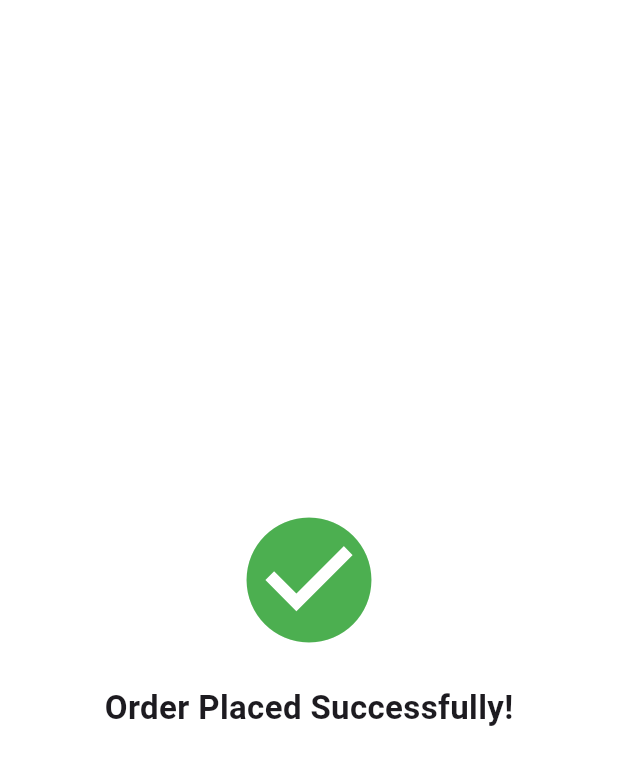
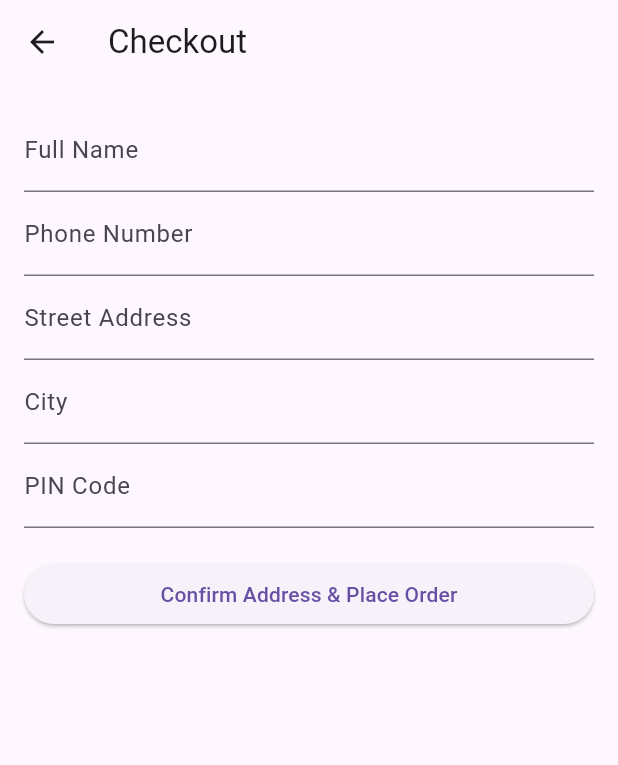
Before and after one commit to Ashutoshgola/food_delivery_app, a Flutter app: the CheckoutScreen screen opened directly, on a phone screen of 412 x 824 dp. Shown: the top 765 px of the screen. Run offline on Flutter 3.47's test engine with Material 3 defaults, Android fonts, the phone set to English and light mode, and no system bars; our stand-ins replace badges, carousel_slider; network calls fail.

Commit message:
Updated address page

```diff
--- a/lib/screens/cart_screen.dart
+++ b/lib/screens/cart_screen.dart
@@ -10,6 +10,7 @@ class CartScreen extends StatefulWidget {
   @override
   State<CartScreen> createState() => _CartScreenState();
 }
+
 
 class _CartScreenState extends State<CartScreen> {
   late List<FoodItem> cartItems;
@@ -130,11 +131,11 @@ class _CartScreenState extends State<CartScreen> {
                         ),
                         child: const Text(
                           'Proceed to Checkout',
-                          style: TextStyle(
+                            style: TextStyle(
                             fontSize: 16,
                             fontWeight: FontWeight.bold,
                             color: Colors.white,
-                          ),
+                          )
                         ),
                       ),
                     ],
--- a/lib/screens/checkout_screen.dart
+++ b/lib/screens/checkout_screen.dart
@@ -1,50 +1,67 @@
 import 'package:flutter/material.dart';
+import 'order_confirmation_screen.dart';
 
 class CheckoutScreen extends StatefulWidget {
+  const CheckoutScreen({super.key});
+
   @override
-  _CheckoutScreenState createState() => _CheckoutScreenState();
+  State<CheckoutScreen> createState() => _CheckoutScreenState();
 }
 
-class _CheckoutScreenState extends State<CheckoutScreen> with SingleTickerProviderStateMixin {
-  late AnimationController _controller;
-  late Animation<double> _animation;
-
-  @override
-  void initState() {
-    super.initState();
-    _controller = AnimationController(
-      duration: const Duration(seconds: 2),
-      vsync: this,
-    );
-    _animation = CurvedAnimation(parent: _controller, curve: Curves.easeInOut);
-    _controller.forward();
-
-    Future.delayed(const Duration(seconds: 3), () {
-      Navigator.of(context).popUntil((route) => route.isFirst);
-    });
-  }
-
-  @override
-  void dispose() {
-    _controller.dispose();
-    super.dispose();
-  }
+class _CheckoutScreenState extends State<CheckoutScreen> {
+  final _formKey = GlobalKey<FormState>();
+  String name = '', phone = '', address = '', city = '', pincode = '';
 
   @override
   Widget build(BuildContext context) {
     return Scaffold(
-      backgroundColor: Colors.white,
-      body: Center(
-        child: FadeTransition(
-          opacity: _animation,
-          child: Column(
-            mainAxisSize: MainAxisSize.min,
+      appBar: AppBar(title: Text("Checkout")),
+      body: Padding(
+        padding: const EdgeInsets.all(16.0),
+        child: Form(
+          key: _formKey,
+          child: ListView(
             children: [
-              Icon(Icons.check_circle, color: Colors.green, size: 100),
-              const SizedBox(height: 20),
-              const Text(
-                'Order Placed Successfully!',
-                style: TextStyle(fontSize: 22, fontWeight: FontWeight.bold),
+              TextFormField(
+                decoration: InputDecoration(labelText: "Full Name"),
+                validator: (val) => val == null || val.isEmpty ? "Required" : null,
+                onSaved: (val) => name = val ?? '',
+              ),
+              TextFormField(
+                decoration: InputDecoration(labelText: "Phone Number"),
+                keyboardType: TextInputType.phone,
+                validator: (val) => val == null || val.length != 10 ? "Enter valid phone" : null,
+                onSaved: (val) => phone = val ?? '',
+              ),
+              TextFormField(
+                decoration: InputDecoration(labelText: "Street Address"),
+                validator: (val) => val == null || val.isEmpty ? "Required" : null,
+                onSaved: (val) => address = val ?? '',
+              ),
+              TextFormField(
+                decoration: InputDecoration(labelText: "City"),
+                validator: (val) => val == null || val.isEmpty ? "Required" : null,
+                onSaved: (val) => city = val ?? '',
+              ),
+              TextFormField(
+                decoration: InputDecoration(labelText: "PIN Code"),
+                keyboardType: TextInputType.number,
+                validator: (val) => val == null || val.length != 6 ? "Enter valid PIN" : null,
+                onSaved: (val) => pincode = val ?? '',
+              ),
+              SizedBox(height: 20),
+              ElevatedButton(
+                child: Text("Confirm Address & Place Order"),
+                onPressed: () {
+                  if (_formKey.currentState?.validate() ?? false) {
+                    _formKey.currentState?.save();
+                    // process address, continue with payment or order confirmation
+                    Navigator.push(
+                      context,
+                      MaterialPageRoute(builder: (context) => OrderConfirmationScreen()),
+                    );
+                  }
+                },
               ),
             ],
           ),
--- a/lib/screens/home_screen.dart
+++ b/lib/screens/home_screen.dart
@@ -23,7 +23,7 @@ class _HomeScreenState extends State<HomeScreen> {
 
   final List<Map<String, dynamic>> restaurants = [
     {
-      "name": "Spice Hub",
+      "name": "Legos",
       "image": "https://images.unsplash.com/photo-1517248135467-4c7edcad34c4?w=800",
       "rating": 4.3,
       "time": "30 mins",
@@ -59,7 +59,7 @@ class _HomeScreenState extends State<HomeScreen> {
       ]
     },
     {
-      "name": "Urban Eatery",
+      "name": "Amul Eatery",
       "image": "https://images.unsplash.com/photo-1555396273-367ea4eb4db5?w=800",
       "rating": 4.6,
       "time": "25 mins",
@@ -95,7 +95,7 @@ class _HomeScreenState extends State<HomeScreen> {
       ]
     },
     {
-      "name": "Pasta House",
+      "name": "Coca Cola",
       "image": "https://images.unsplash.com/photo-1589307004173-3c952fece49b?w=800",
       "rating": 4.4,
       "time": "20 mins",
@@ -131,7 +131,7 @@ class _HomeScreenState extends State<HomeScreen> {
       ]
     },
     {
-      "name": "Pizza Paradise",
+      "name": "Cafe 47",
       "image": "https://images.unsplash.com/photo-1513104890138-7c749659a591?w=800",
       "rating": 4.7,
       "time": "35 mins",
@@ -203,7 +203,7 @@ class _HomeScreenState extends State<HomeScreen> {
       ]
     },
     {
-      "name": "Dessert Delight",
+      "name": "Uncle's Cafe",
       "image": "https://images.unsplash.com/photo-1563805042-7684c019e1cb?w=800",
       "rating": 4.8,
       "time": "15 mins",
```
Also changed, not shown: lib/screens/order_confirmation_screen.dart (added, +56 -0 lines).
